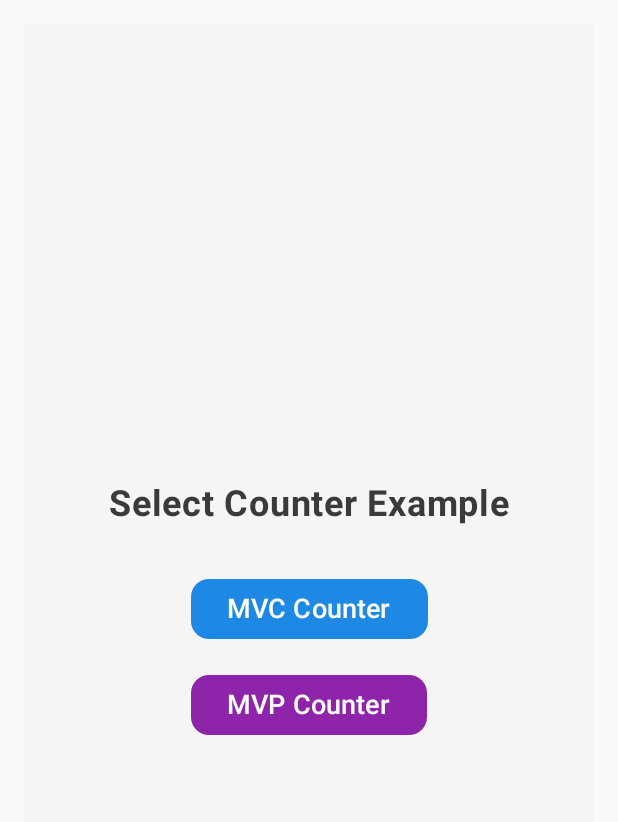
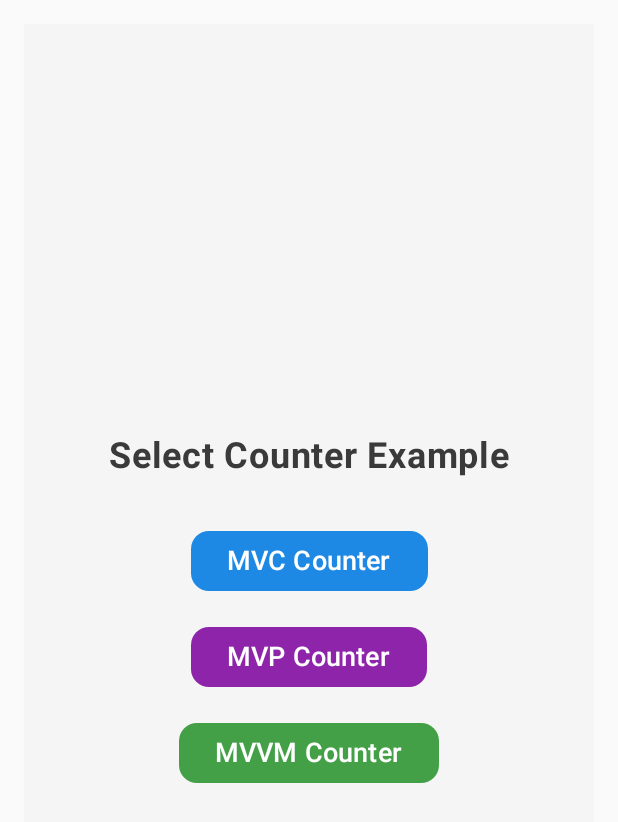
Before and after one commit to kamilb28/AndroidArchitecturePatterns, an Android app built with Jetpack Compose: the screen it shows after launch (MainActivity), on a phone screen of 412 x 824 dp. Shown: the top 822 px of the screen. Run offline under Robolectric (Android 15) with nearby library versions, the phone set to English and light mode, and no system bars.

Commit message:
Add MVVM

```diff
--- a/app/build.gradle.kts
+++ b/app/build.gradle.kts
@@ -50,11 +50,7 @@ dependencies {
     implementation(libs.androidx.ui.tooling.preview)
     implementation(libs.androidx.material3)
     implementation(libs.androidx.navigation.compose)
-    testImplementation(libs.junit)
-    androidTestImplementation(libs.androidx.junit)
-    androidTestImplementation(libs.androidx.espresso.core)
-    androidTestImplementation(platform(libs.androidx.compose.bom))
-    androidTestImplementation(libs.androidx.ui.test.junit4)
+    implementation(libs.androidx.lifecycle.viewmodel.compose)
     debugImplementation(libs.androidx.ui.tooling)
     debugImplementation(libs.androidx.ui.test.manifest)
 }
--- a/app/src/main/java/com/example/patterns/MainActivity.kt
+++ b/app/src/main/java/com/example/patterns/MainActivity.kt
@@ -11,6 +11,7 @@ import androidx.navigation.compose.composable
 import androidx.navigation.compose.rememberNavController
 import com.example.patterns.screens.MvcCounterScreen
 import com.example.patterns.screens.MvpCounterScreen
+import com.example.patterns.screens.MvvmCounterScreen
 import com.example.patterns.screens.WelcomeScreen
 import com.example.patterns.ui.theme.AndroidArchitecturePatternsTheme
 
@@ -25,6 +26,7 @@ class MainActivity : ComponentActivity() {
                     composable(NavDestinations.Welcome.route) { WelcomeScreen(navController) }
                     composable(NavDestinations.MvcCounter.route) { MvcCounterScreen(navController) }
                     composable(NavDestinations.MvpCounter.route) { MvpCounterScreen(navController) }
+                    composable(NavDestinations.MvvmCounter.route) { MvvmCounterScreen(navController) }
                 }
             }
         }
--- a/app/src/main/java/com/example/patterns/NavDestinations.kt
+++ b/app/src/main/java/com/example/patterns/NavDestinations.kt
@@ -4,4 +4,5 @@ sealed class NavDestinations(val route: String) {
     object Welcome : NavDestinations("welcome")
     object MvcCounter : NavDestinations("mvc_counter")
     object MvpCounter : NavDestinations("mvp_counter")
+    object MvvmCounter : NavDestinations("mvvm_counter")
 }
--- a/app/src/main/java/com/example/patterns/screens/WelcomeScreen.kt
+++ b/app/src/main/java/com/example/patterns/screens/WelcomeScreen.kt
@@ -50,5 +50,14 @@ fun WelcomeScreen(navController: NavHostController) {
         ) {
             Text("MVP Counter", fontSize = 18.sp, fontWeight = FontWeight.Medium)
         }
+
+        Button(
+            onClick = { navController.navigate(NavDestinations.MvvmCounter.route) },
+            colors = ButtonDefaults.buttonColors(containerColor = Color(0xFF43A047), contentColor = Color.White),
+            shape = RoundedCornerShape(12.dp),
+            modifier = Modifier.padding(8.dp)
+        ) {
+            Text("MVVM Counter", fontSize = 18.sp, fontWeight = FontWeight.Medium)
+        }
     }
 }
--- a/gradle/libs.versions.toml
+++ b/gradle/libs.versions.toml
@@ -9,6 +9,7 @@ lifecycleRuntimeKtx = "2.6.1"
 activityCompose = "1.8.0"
 composeBom = "2024.04.01"
 androidx-navigation-compose = "2.5.3"
+androidx-lifecycle-viewmodel-compose = "2.5.1"
 
 [libraries]
 androidx-core-ktx = { group = "androidx.core", name = "core-ktx", version.ref = "coreKtx" }
@@ -26,6 +27,7 @@ androidx-ui-test-manifest = { group = "androidx.compose.ui", name = "ui-test-man
 androidx-ui-test-junit4 = { group = "androidx.compose.ui", name = "ui-test-junit4" }
 androidx-material3 = { group = "androidx.compose.material3", name = "material3" }
 androidx-navigation-compose = { module = "androidx.navigation:navigation-compose", version.ref = "androidx-navigation-compose" }
+androidx-lifecycle-viewmodel-compose = { module = "androidx.lifecycle:lifecycle-viewmodel-compose", version.ref = "androidx-lifecycle-viewmodel-compose" }
 
 [plugins]
 android-application = { id = "com.android.application", version.ref = "agp" }
```
Also changed, not shown: app/src/main/java/com/example/patterns/screens/MvvmCounterScreen.kt (added, +55 -0 lines), app/src/main/java/com/example/patterns/viewmodel/MvvmCounterViewModel.kt (added, +23 -0 lines).
